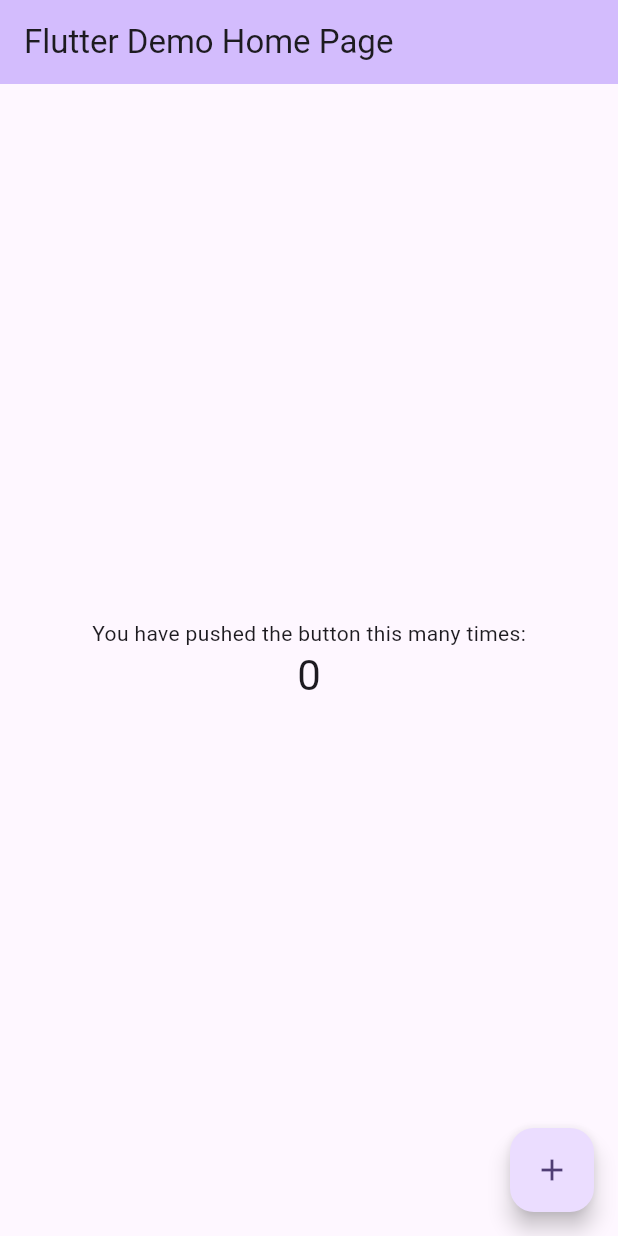
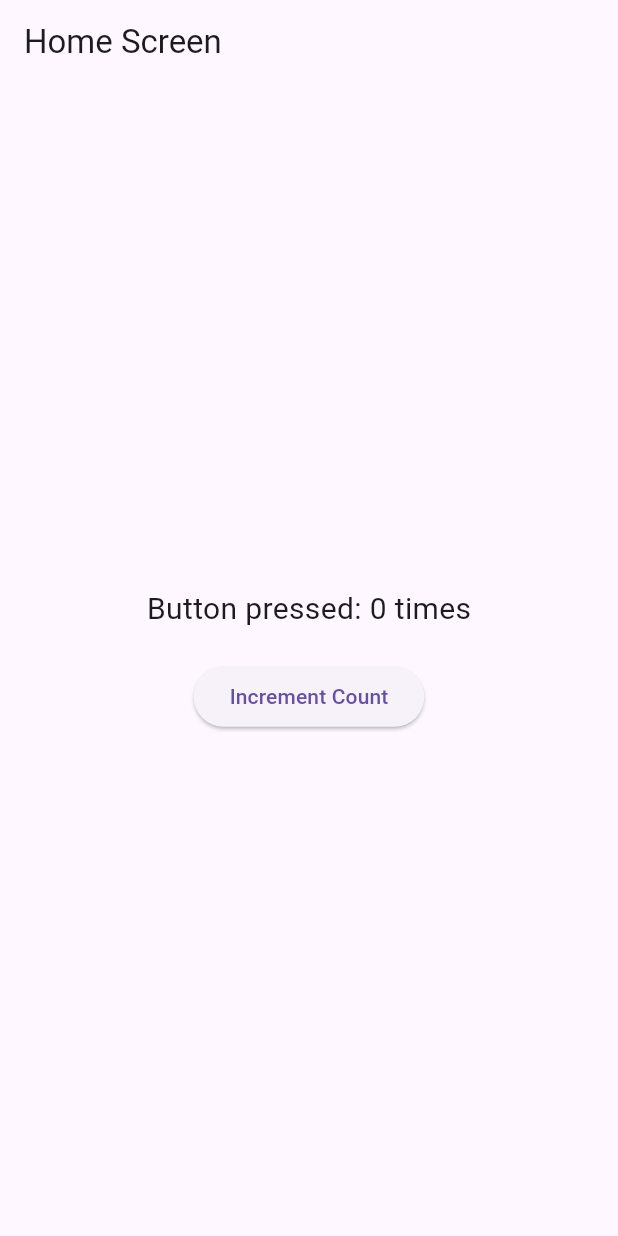
Before and after one commit to Ravikumar00721/RabloWork, a Flutter app: the screen it shows after launch, on a phone screen of 412 x 824 dp. Run offline on Flutter 3.47's test engine with Material 3 defaults, Android fonts, the phone set to English and light mode, and no system bars; our stand-ins replace get.

Commit message:
3rd commit

```diff
--- a/social_media_app/lib/main.dart
+++ b/social_media_app/lib/main.dart
@@ -1,125 +1,16 @@
 import 'package:flutter/material.dart';
+import 'package:get/get.dart';
+import 'package:social_media_app/screens/home_screen.dart';
 
 void main() {
-  runApp(const MyApp());
+  runApp(MyApp());
 }
 
 class MyApp extends StatelessWidget {
-  const MyApp({super.key});
-
-  // This widget is the root of your application.
   @override
   Widget build(BuildContext context) {
-    return MaterialApp(
-      title: 'Flutter Demo',
-      theme: ThemeData(
-        // This is the theme of your application.
-        //
-        // TRY THIS: Try running your application with "flutter run". You'll see
-        // the application has a purple toolbar. Then, without quitting the app,
-        // try changing the seedColor in the colorScheme below to Colors.green
-        // and then invoke "hot reload" (save your changes or press the "hot
-        // reload" button in a Flutter-supported IDE, or press "r" if you used
-        // the command line to start the app).
-        //
-        // Notice that the counter didn't reset back to zero; the application
-        // state is not lost during the reload. To reset the state, use hot
-        // restart instead.
-        //
-        // This works for code too, not just values: Most code changes can be
-        // tested with just a hot reload.
-        colorScheme: ColorScheme.fromSeed(seedColor: Colors.deepPurple),
-        useMaterial3: true,
-      ),
-      home: const MyHomePage(title: 'Flutter Demo Home Page'),
+    return GetMaterialApp(
+      home: HomeScreen(),
     );
   }
 }
-
-class MyHomePage extends StatefulWidget {
-  const MyHomePage({super.key, required this.title});
-
-  // This widget is the home page of your application. It is stateful, meaning
-  // that it has a State object (defined below) that contains fields that affect
-  // how it looks.
-
-  // This class is the configuration for the state. It holds the values (in this
-  // case the title) provided by the parent (in this case the App widget) and
-  // used by the build method of the State. Fields in a Widget subclass are
-  // always marked "final".
-
-  final String title;
-
-  @override
-  State<MyHomePage> createState() => _MyHomePageState();
-}
-
-class _MyHomePageState extends State<MyHomePage> {
-  int _counter = 0;
-
-  void _incrementCounter() {
-    setState(() {
-      // This call to setState tells the Flutter framework that something has
-      // changed in this State, which causes it to rerun the build method below
-      // so that the display can reflect the updated values. If we changed
-      // _counter without calling setState(), then the build method would not be
-      // called again, and so nothing would appear to happen.
-      _counter++;
-    });
-  }
-
-  @override
-  Widget build(BuildContext context) {
-    // This method is rerun every time setState is called, for instance as done
-    // by the _incrementCounter method above.
-    //
-    // The Flutter framework has been optimized to make rerunning build methods
-    // fast, so that you can just rebuild anything that needs updating rather
-    // than having to individually change instances of widgets.
-    return Scaffold(
-      appBar: AppBar(
-        // TRY THIS: Try changing the color here to a specific color (to
-        // Colors.amber, perhaps?) and trigger a hot reload to see the AppBar
-        // change color while the other colors stay the same.
-        backgroundColor: Theme.of(context).colorScheme.inversePrimary,
-        // Here we take the value from the MyHomePage object that was created by
-        // the App.build method, and use it to set our appbar title.
-        title: Text(widget.title),
-      ),
-      body: Center(
-        // Center is a layout widget. It takes a single child and positions it
-        // in the middle of the parent.
-        child: Column(
-          // Column is also a layout widget. It takes a list of children and
-          // arranges them vertically. By default, it sizes itself to fit its
-          // children horizontally, and tries to be as tall as its parent.
-          //
-          // Column has various properties to control how it sizes itself and
-          // how it positions its children. Here we use mainAxisAlignment to
-          // center the children vertically; the main axis here is the vertical
-          // axis because Columns are vertical (the cross axis would be
-          // horizontal).
-          //
-          // TRY THIS: Invoke "debug painting" (choose the "Toggle Debug Paint"
-          // action in the IDE, or press "p" in the console), to see the
-          // wireframe for each widget.
-          mainAxisAlignment: MainAxisAlignment.center,
-          children: <Widget>[
-            const Text(
-              'You have pushed the button this many times:',
-            ),
-            Text(
-              '$_counter',
-              style: Theme.of(context).textTheme.headlineMedium,
-            ),
-          ],
-        ),
-      ),
-      floatingActionButton: FloatingActionButton(
-        onPressed: _incrementCounter,
-        tooltip: 'Increment',
-        child: const Icon(Icons.add),
-      ), // This trailing comma makes auto-formatting nicer for build methods.
-    );
-  }
-}
--- a/social_media_app/lib/screens/home_screen.dart
+++ b/social_media_app/lib/screens/home_screen.dart
@@ -0,0 +1,39 @@
+import 'package:flutter/material.dart';
+import 'package:get/get.dart';
+
+class HomeScreenController extends GetxController {
+  var count = 0.obs;
+
+  void increment() {
+    count++;
+  }
+}
+
+class HomeScreen extends StatelessWidget {
+  final HomeScreenController controller = Get.put(HomeScreenController());
+
+  @override
+  Widget build(BuildContext context) {
+    return Scaffold(
+      appBar: AppBar(
+        title: Text('Home Screen'),
+      ),
+      body: Center(
+        child: Column(
+          mainAxisAlignment: MainAxisAlignment.center,
+          children: [
+            Obx(() => Text(
+                  'Button pressed: ${controller.count.value} times',
+                  style: TextStyle(fontSize: 20),
+                )),
+            SizedBox(height: 20),
+            ElevatedButton(
+              onPressed: controller.increment,
+              child: Text('Increment Count'),
+            ),
+          ],
+        ),
+      ),
+    );
+  }
+}
--- a/social_media_app/pubspec.yaml
+++ b/social_media_app/pubspec.yaml
@@ -30,7 +30,7 @@ environment:
 dependencies:
   flutter:
     sdk: flutter
-
+  get: ^4.6.5
 
   # The following adds the Cupertino Icons font to your application.
   # Use with the CupertinoIcons class for iOS style icons.
```
Also changed, not shown: social_media_app/pubspec.lock, 1 other file.
